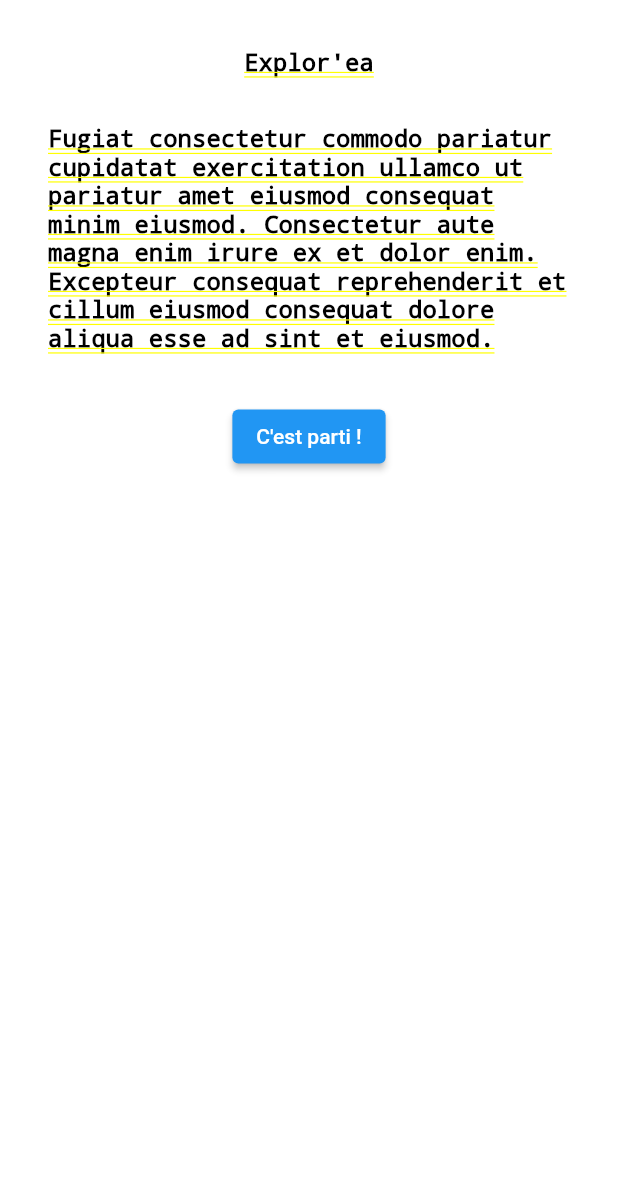
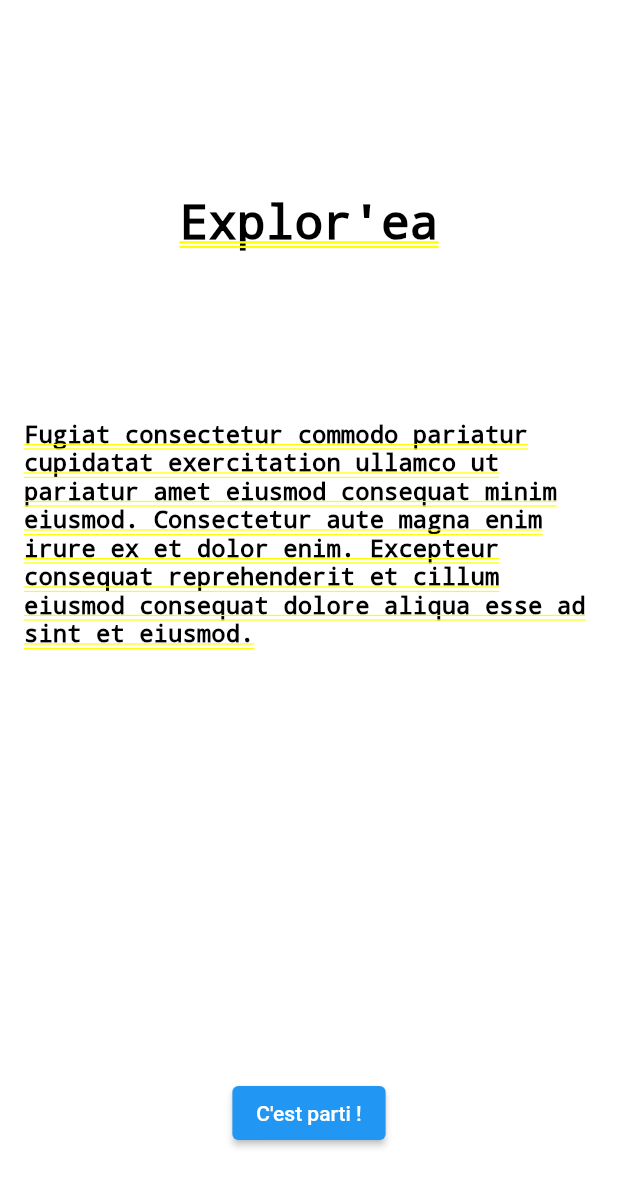
Before and after one commit to Explor-ea/exploreapp, a Flutter app: the screen it shows after launch, on a phone screen of 412 x 824 dp. Shown: the top 1187 px of the screen. Run offline on Flutter 3.47's test engine with Material 2 defaults, Android fonts, the phone set to English and light mode, and no system bars.

Commit message:
work a little on home

```diff
--- a/lib/pages/start_screens/newcomer/home.dart
+++ b/lib/pages/start_screens/newcomer/home.dart
@@ -8,27 +8,39 @@ class Home extends StatelessWidget {
     return Container(
       child: Center(
         child: Padding(
-        padding: const EdgeInsets.all(32.0),
+          padding: const EdgeInsets.all(16.0),
           child: Column(
             children: [
-            Text(
+              Expanded(
+                flex: 2,
+                child: Center(
+                  child: Text(
                     "Explor'ea",
-              style: TextStyle(color: Colors.black, fontSize: 16.0),
+                    style: TextStyle(color: Colors.black, fontSize: 32.0),
                   ),
-            Container(height: 32.0),
-            Text(
+                ),
+              ),
+              Expanded(
+                flex: 3,
+                child: Text(
                   "Fugiat consectetur commodo pariatur cupidatat exercitation ullamco ut pariatur amet eiusmod consequat minim eiusmod. Consectetur aute magna enim irure ex et dolor enim. Excepteur consequat reprehenderit et cillum eiusmod consequat dolore aliqua esse ad sint et eiusmod.",
                   style: TextStyle(color: Colors.black, fontSize: 16.0),
                 ),
-            Container(height: 32.0),
-            ElevatedButton(
+              ),
+              Expanded(
+                flex: 1,
+                child: Center(
+                  child: ElevatedButton(
                       onPressed: () => Navigator.of(context).pushReplacement(
                           MaterialPageRoute(
                               builder: (BuildContext context) => Home())),
-                child: Text("C'est parti !"))
+                      child: Text("C'est parti !")),
+                ),
+              )
             ],
           ),
-      )),
+        ),
+      ),
     );
   }
 }
```
Lines whose indentation alone changed are shown as unchanged.
